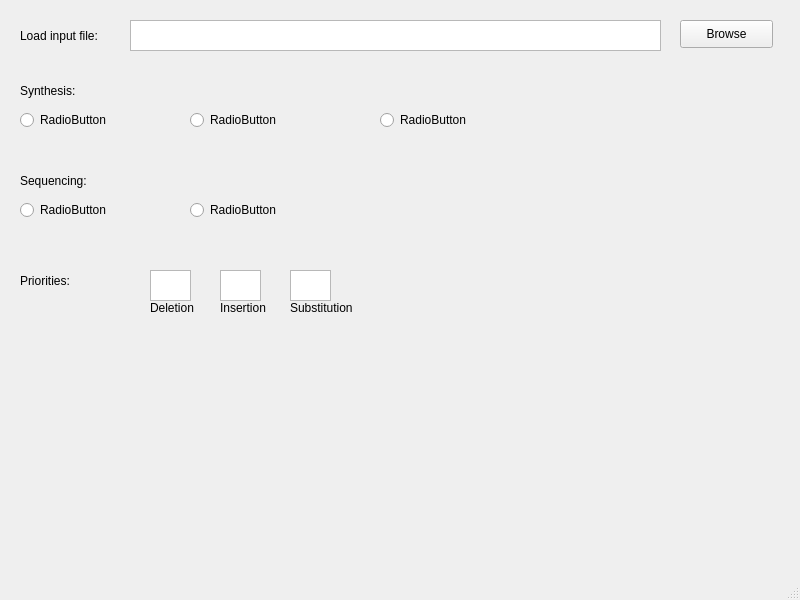
oyerush/DNASimulator, file dnaSimulator/form.ui: the form before one commit.
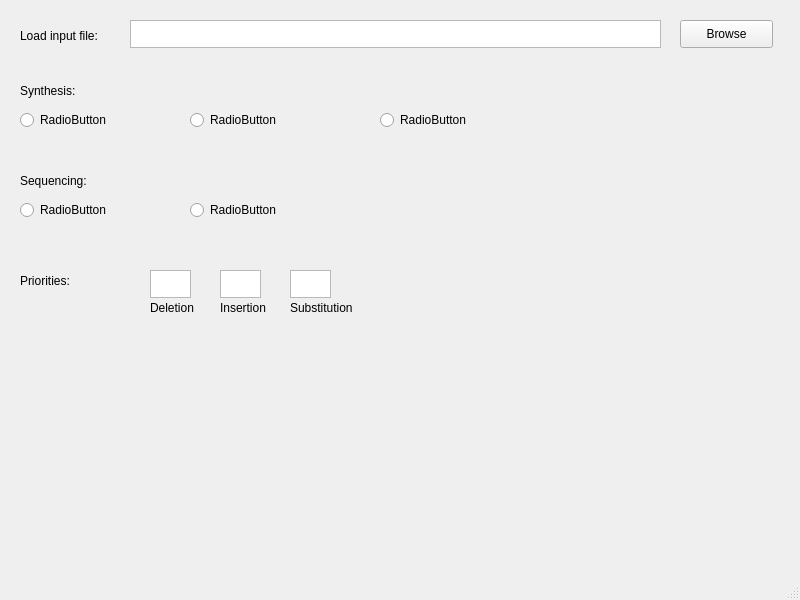
The form after the commit.

Commit message: made it work. to run the app just run main.py with python

What changed in the file:
```diff
--- a/dnaSimulator/form.ui
+++ b/dnaSimulator/form.ui
@@ -46,7 +46,7 @@
       <x>130</x>
       <y>20</y>
       <width>531</width>
-      <height>31</height>
+      <height>28</height>
      </rect>
     </property>
    </widget>
@@ -175,7 +175,7 @@
       <x>150</x>
       <y>270</y>
       <width>41</width>
-      <height>31</height>
+      <height>28</height>
      </rect>
     </property>
    </widget>
@@ -185,7 +185,7 @@
       <x>220</x>
       <y>270</y>
       <width>41</width>
-      <height>31</height>
+      <height>28</height>
      </rect>
     </property>
    </widget>
@@ -195,7 +195,7 @@
       <x>290</x>
       <y>270</y>
       <width>41</width>
-      <height>31</height>
+      <height>28</height>
      </rect>
     </property>
    </widget>
```
Left out of the diff: 8 changed lines with no effect on the pictures. The commit also changes 2 other files.
